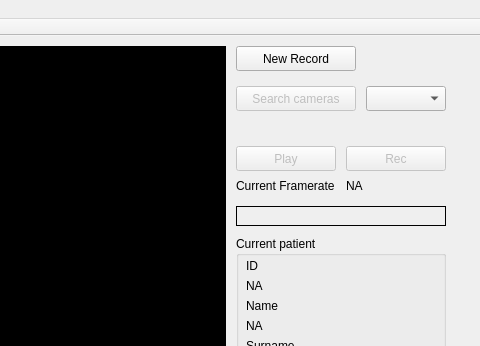
First picture: the form in camInterface/mainwindow.ui, repository LucaCerina/videoPPG_cameraInterface, before the edit; both pictures show x 264 to 744 and y 0 to 346 of the 744 by 435 pixel window.
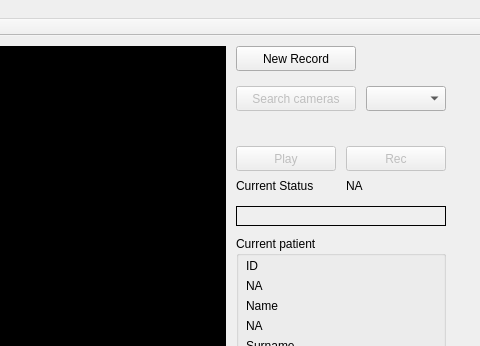
Second picture: the form after the edit.

What changed in the file:
```diff
--- a/camInterface/mainwindow.ui
+++ b/camInterface/mainwindow.ui
@@ -262,7 +262,7 @@
      </rect>
     </property>
     <property name="text">
-     <string>Current Framerate</string>
+     <string>Current Status</string>
     </property>
    </widget>
    <widget class="QLabel" name="fpsLabel">
@@ -270,7 +270,7 @@
      <rect>
       <x>610</x>
       <y>140</y>
-      <width>50</width>
+      <width>100</width>
       <height>20</height>
      </rect>
     </property>
```
Left out of the diff: 4 changed lines with no effect on the pictures.
